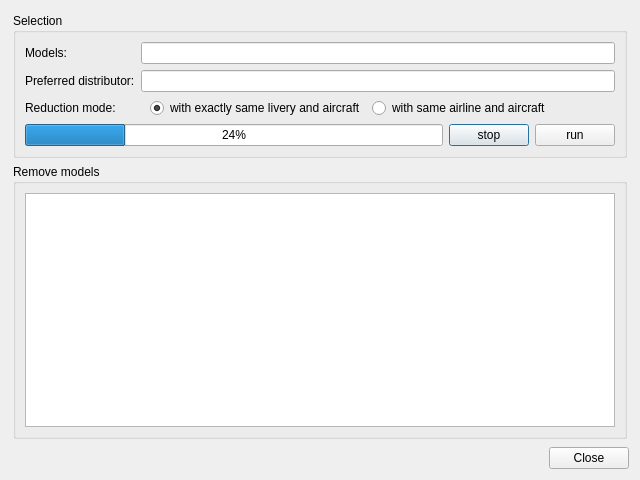
Above: src/blackgui/components/dbreducemodelduplicates.ui from swift-project/pilotclient before the change. Below: the same form after it.
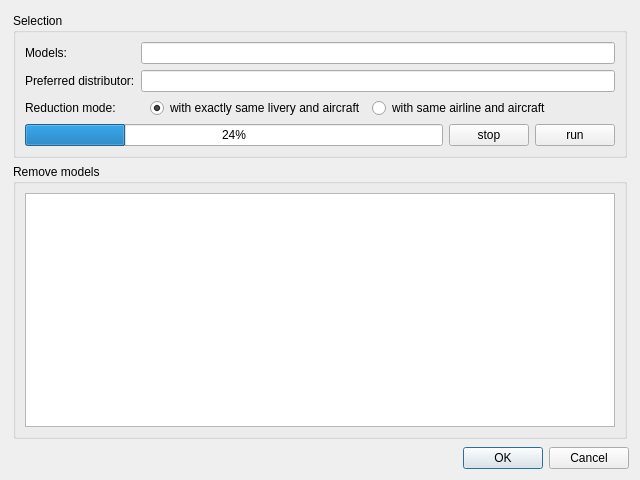
That is the form after the change. Custom widgets are drawn as their Qt base class.

Commit message: Ref T441, fixed OK/Cancel and always stop when finished

Patch:
```diff
--- a/src/blackgui/components/dbreducemodelduplicates.ui
+++ b/src/blackgui/components/dbreducemodelduplicates.ui
@@ -178,7 +178,7 @@
       <enum>Qt::Horizontal</enum>
      </property>
      <property name="standardButtons">
-      <set>QDialogButtonBox::Close</set>
+      <set>QDialogButtonBox::Cancel|QDialogButtonBox::Ok</set>
      </property>
     </widget>
    </item>
```
The commit also changes 1 other file.
